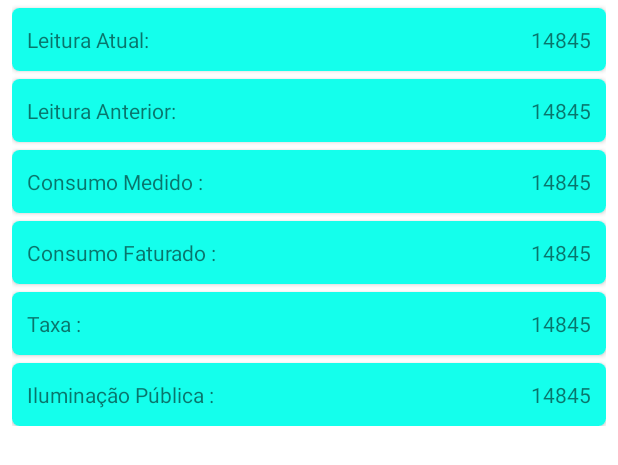
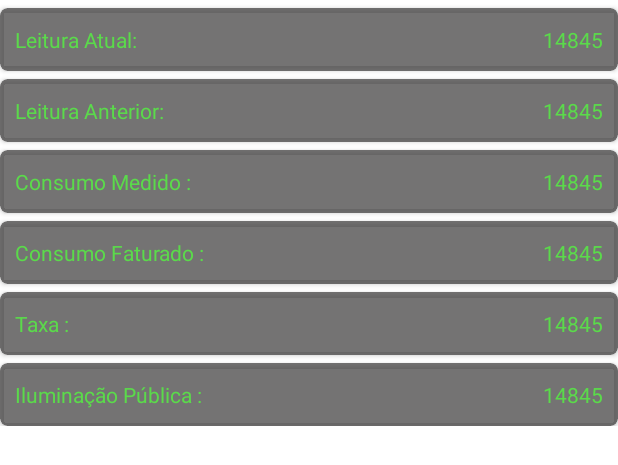
Before and after one commit to Kdiaseng/powerControl, an Android app: the layout card_data.xml on its own in the app's theme, with its tools: preview values and no code run, on a phone screen of 412 x 824 dp. Shown: the top 465 px of the screen. Run offline under Robolectric (Android 15) with nearby library versions, the phone set to English and light mode, and no system bars; Roboto replaces fonts that are not available here.

Commit message:
change color layout and add floatingActionButton

```diff
--- a/app/src/main/res/layout/card_data.xml
+++ b/app/src/main/res/layout/card_data.xml
@@ -1,23 +1,11 @@
 <?xml version="1.0" encoding="utf-8"?>
-<androidx.constraintlayout.widget.ConstraintLayout xmlns:android="http://schemas.android.com/apk/res/android"
+<LinearLayout xmlns:android="http://schemas.android.com/apk/res/android"
     xmlns:app="http://schemas.android.com/apk/res-auto"
     android:layout_width="match_parent"
-    android:layout_height="match_parent">
+    android:layout_height="wrap_content"
+    android:orientation="vertical">
 
-    <LinearLayout
-        android:layout_width="match_parent"
-        android:layout_height="wrap_content"
-        android:layout_marginStart="8dp"
-        android:layout_marginEnd="8dp"
-        android:orientation="vertical"
-        app:layout_constraintEnd_toEndOf="parent"
-        app:layout_constraintStart_toStartOf="parent"
-        app:layout_constraintTop_toTopOf="parent">
-
-        <androidx.cardview.widget.CardView
-            style="@style/CardItemData"
-            android:elevation="10dp"
-            app:cardCornerRadius="5dp">
+    <androidx.cardview.widget.CardView style="@style/CardItemData">
 
         <LinearLayout style="@style/LinearItemData">
 
@@ -26,21 +14,21 @@
                 android:layout_width="wrap_content"
                 android:layout_height="wrap_content"
                 android:layout_gravity="center"
-                    android:text="@string/read_current" />
+                android:text="@string/read_current"
+                android:textColor="@color/colorGreenAccent" />
 
             <TextView
                 android:layout_width="match_parent"
                 android:layout_height="wrap_content"
                 android:layout_gravity="center"
                 android:gravity="end"
-                    android:text="@string/valor" />
+                android:text="@string/valor"
+                android:textColor="@color/colorGreenAccent" />
         </LinearLayout>
     </androidx.cardview.widget.CardView>
 
-
     <androidx.cardview.widget.CardView
         style="@style/CardItemData"
-            android:elevation="10dp"
         app:cardCornerRadius="5dp">
 
         <LinearLayout style="@style/LinearItemData">
@@ -49,9 +37,53 @@
                 android:layout_width="wrap_content"
                 android:layout_height="wrap_content"
                 android:layout_gravity="center"
-                    android:text="@string/read_last" />
+                android:text="@string/read_last"
+                android:textColor="@color/colorGreenAccent" />
 
             <TextView
+                android:layout_width="match_parent"
+                android:layout_height="wrap_content"
+                android:layout_gravity="center"
+                android:gravity="end"
+                android:text="@string/valor"
+                android:textColor="@color/colorGreenAccent" />
+        </LinearLayout>
+    </androidx.cardview.widget.CardView>
+
+    <androidx.cardview.widget.CardView style="@style/CardItemData">
+
+        <LinearLayout style="@style/LinearItemData">
+
+            <TextView
+                android:layout_width="wrap_content"
+                android:layout_height="wrap_content"
+                android:layout_gravity="center"
+                android:text="@string/measured_consumption"
+                android:textColor="@color/colorGreenAccent" />
+
+            <TextView
+                android:layout_width="match_parent"
+                android:layout_height="wrap_content"
+                android:layout_gravity="center"
+                android:gravity="end"
+                android:text="@string/valor"
+                android:textColor="@color/colorGreenAccent" />
+        </LinearLayout>
+    </androidx.cardview.widget.CardView>
+
+    <androidx.cardview.widget.CardView style="@style/CardItemData">
+
+        <LinearLayout style="@style/LinearItemData">
+
+            <TextView
+                android:textColor="@color/colorGreenAccent"
+                android:layout_width="wrap_content"
+                android:layout_height="wrap_content"
+                android:layout_gravity="center"
+                android:text="@string/billed_consumption" />
+
+            <TextView
+                android:textColor="@color/colorGreenAccent"
                 android:layout_width="match_parent"
                 android:layout_height="wrap_content"
                 android:layout_gravity="center"
@@ -62,18 +94,19 @@
 
     <androidx.cardview.widget.CardView
         style="@style/CardItemData"
-            android:elevation="10dp"
-            app:cardCornerRadius="5dp">
+      >
 
         <LinearLayout style="@style/LinearItemData">
 
             <TextView
+                android:textColor="@color/colorGreenAccent"
                 android:layout_width="wrap_content"
                 android:layout_height="wrap_content"
                 android:layout_gravity="center"
-                    android:text="@string/measured_consumption" />
+                android:text="@string/rate" />
 
             <TextView
+                android:textColor="@color/colorGreenAccent"
                 android:layout_width="match_parent"
                 android:layout_height="wrap_content"
                 android:layout_gravity="center"
@@ -84,18 +117,19 @@
 
     <androidx.cardview.widget.CardView
         style="@style/CardItemData"
-            android:elevation="10dp"
-            app:cardCornerRadius="5dp">
+        >
 
         <LinearLayout style="@style/LinearItemData">
 
             <TextView
+                android:textColor="@color/colorGreenAccent"
                 android:layout_width="wrap_content"
                 android:layout_height="wrap_content"
                 android:layout_gravity="center"
-                    android:text="@string/billed_consumption" />
+                android:text="@string/street_lighting" />
 
             <TextView
+                android:textColor="@color/colorGreenAccent"
                 android:layout_width="match_parent"
                 android:layout_height="wrap_content"
                 android:layout_gravity="center"
@@ -103,51 +137,4 @@
                 android:text="@string/valor" />
         </LinearLayout>
     </androidx.cardview.widget.CardView>
-
-        <androidx.cardview.widget.CardView
-            style="@style/CardItemData"
-            android:elevation="10dp"
-            app:cardCornerRadius="5dp">
-
-            <LinearLayout style="@style/LinearItemData">
-
-                <TextView
-                    android:layout_width="wrap_content"
-                    android:layout_height="wrap_content"
-                    android:layout_gravity="center"
-                    android:text="@string/rate" />
-
-                <TextView
-                    android:layout_width="match_parent"
-                    android:layout_height="wrap_content"
-                    android:layout_gravity="center"
-                    android:gravity="end"
-                    android:text="@string/valor" />
 </LinearLayout>
-        </androidx.cardview.widget.CardView>
-
-        <androidx.cardview.widget.CardView
-            style="@style/CardItemData"
-            android:elevation="10dp"
-            app:cardCornerRadius="5dp">
-
-            <LinearLayout style="@style/LinearItemData">
-
-                <TextView
-                    android:layout_width="wrap_content"
-                    android:layout_height="wrap_content"
-                    android:layout_gravity="center"
-                    android:text="@string/street_lighting" />
-
-                <TextView
-                    android:layout_width="match_parent"
-                    android:layout_height="wrap_content"
-                    android:layout_gravity="center"
-                    android:gravity="end"
-                    android:text="@string/valor" />
-            </LinearLayout>
-        </androidx.cardview.widget.CardView>
-
-    </LinearLayout>
-
-</androidx.constraintlayout.widget.ConstraintLayout>
--- a/app/src/main/res/layout/item_month.xml
+++ b/app/src/main/res/layout/item_month.xml
@@ -7,7 +7,7 @@
     android:layout_height="wrap_content">
 
     <androidx.cardview.widget.CardView
-        app:cardBackgroundColor="@color/paletteBlueLight"
+        app:cardBackgroundColor="@color/colorGreenAccent"
         android:layout_width="wrap_content"
         android:layout_height="wrap_content"
         app:cardCornerRadius="4dp"
@@ -17,6 +17,7 @@
         app:layout_constraintTop_toTopOf="parent">
 
         <TextView
+            android:textColor="@color/colorBlackLight"
             android:id="@+id/textView_month"
             android:layout_width="wrap_content"
             android:layout_height="wrap_content"
--- a/app/src/main/res/navigation/nav_graph.xml
+++ b/app/src/main/res/navigation/nav_graph.xml
@@ -8,7 +8,7 @@
     <fragment
         android:id="@+id/homeFragment"
         android:name="com.aplicativo.powercontrol.HomeFragment"
-        android:label="fragment_home"
+        android:label=""
         tools:layout="@layout/fragment_home" >
         <action
             android:id="@+id/action_homeFragment_to_registerCountPowerFragment"
--- a/app/src/main/res/values/styles.xml
+++ b/app/src/main/res/values/styles.xml
@@ -3,19 +3,19 @@
     <!-- Base application theme. -->
     <style name="AppTheme" parent="Theme.MaterialComponents.Light.DarkActionBar">
         <!-- Customize your theme here. -->
-        <item name="colorPrimary">@color/colorBlackToGray</item>
-        <item name="colorPrimaryDark">@color/colorPrimaryDark</item>
+        <item name="colorPrimary">@color/paletteBlack</item>
+        <item name="colorPrimaryDark">@color/colorBlackLight</item>
         <item name="colorAccent">@color/colorAccent</item>
     </style>
 
-    <style name="CardItemData">
-        <item name="android:background">@color/paletteBlueLight</item>
+    <style name="CardItemData" parent="CardView">
+        <item name="cardBackgroundColor">@color/colorBlackLight</item>
+        <item name="cardCornerRadius">5dp</item>
         <item name="android:layout_width">match_parent</item>
         <item name="android:layout_height">wrap_content</item>
         <item name="android:layout_marginTop">5dp</item>
     </style>
     <style name="LinearItemData">
-        <item name="android:background">@color/paletteBlueLight</item>
         <item name="android:orientation">horizontal</item>
         <item name="android:paddingStart">10dp</item>
         <item name="android:paddingEnd">10dp</item>
@@ -23,6 +23,4 @@
         <item name="android:layout_height">42dp</item>
     </style>
 
-
-
 </resources>
```
Also changed, not shown: app/src/main/res/layout/fragment_home.xml (+38 -28 lines), app/src/main/res/values/colors.xml (+10 -2 lines). Lines whose indentation alone changed are shown as unchanged.
